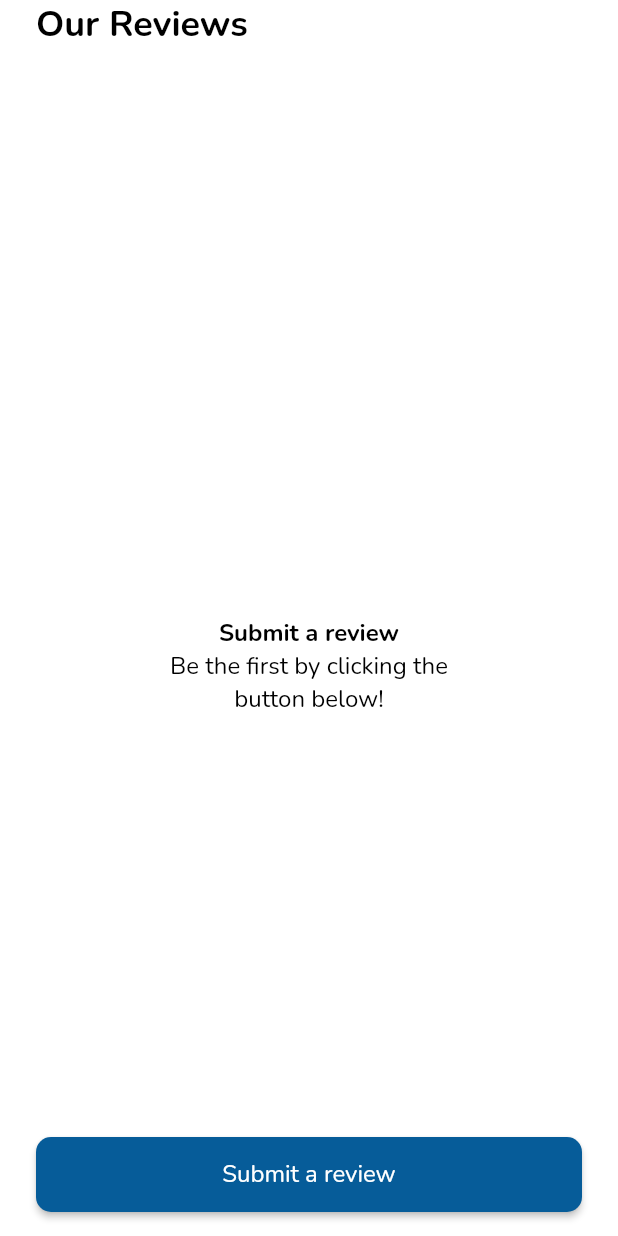
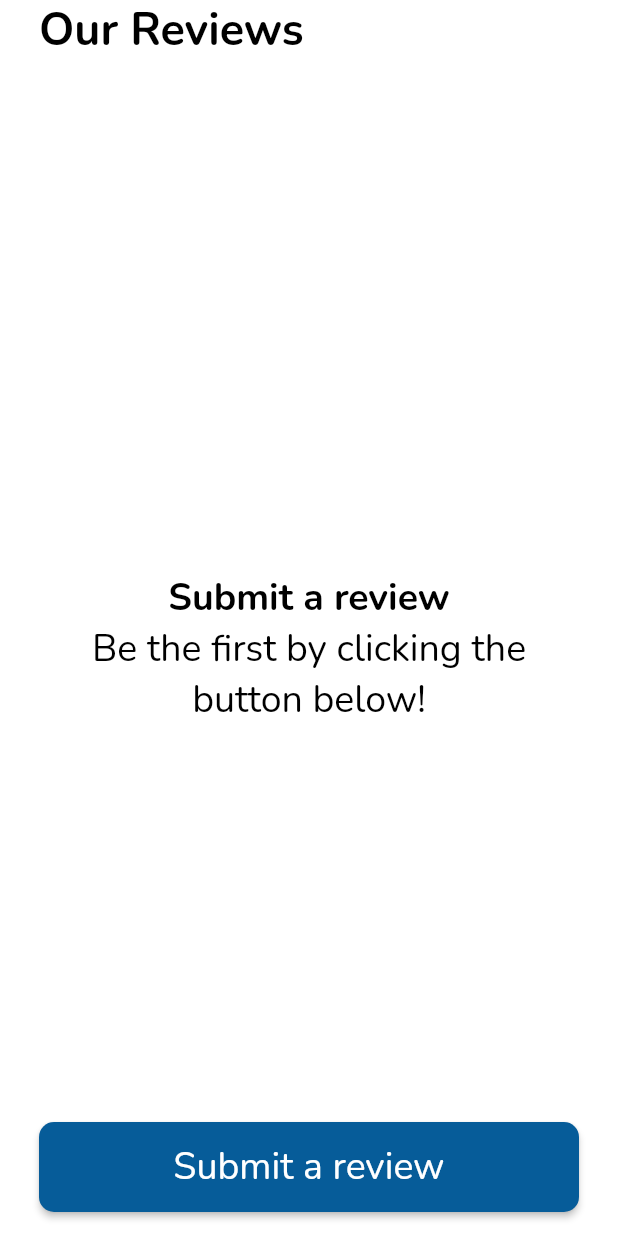
Before and after one commit to faizkautsarr/feedback_fe, a Flutter app: the screen it shows after launch, on a phone screen of 412 x 824 dp. Run offline on Flutter 3.47's test engine with Material 2 defaults, Android fonts, the phone set to English and light mode, and no system bars; our stand-ins replace google_fonts; network calls fail.

Commit message:
tidy up, scaling font size

```diff
--- a/lib/pages/home.dart
+++ b/lib/pages/home.dart
@@ -39,7 +39,7 @@ class _HomePageState extends State<HomePage> {
           Text(
             'Submit a review',
             style: TextStyle(
-              fontSize: 16,
+              fontSize: 25,
               fontWeight: FontWeight.bold,
               color: Colors.black,
             ),
@@ -48,7 +48,7 @@ class _HomePageState extends State<HomePage> {
           Text(
             'Be the first by clicking the\nbutton below!',
             style: TextStyle(
-              fontSize: 16,
+              fontSize: 25,
               fontWeight: FontWeight.normal,
               color: Colors.black, // Set text color
             ),
@@ -88,8 +88,8 @@ class _HomePageState extends State<HomePage> {
         toolbarHeight: 0,
       ),
       floatingActionButton: Container(
-        height: 50,
-        margin: const EdgeInsets.symmetric(horizontal: 24),
+        height: 60,
+        margin: const EdgeInsets.symmetric(horizontal: 26),
         width: MediaQuery.of(context).size.width,
         child: ElevatedButton(
           style: ElevatedButton.styleFrom(
@@ -102,7 +102,7 @@ class _HomePageState extends State<HomePage> {
           child: const Text(
             'Submit a review',
             style: TextStyle(
-              fontSize: 16,
+              fontSize: 25,
               fontWeight: FontWeight.normal,
               color: Colors.white, // Set text color
             ),
@@ -112,16 +112,16 @@ class _HomePageState extends State<HomePage> {
       ),
       floatingActionButtonLocation: FloatingActionButtonLocation.centerFloat,
       body: Container(
-        padding: const EdgeInsets.symmetric(horizontal: 24),
+        padding: const EdgeInsets.symmetric(horizontal: 26),
         child: Column(
           crossAxisAlignment: CrossAxisAlignment.start,
           children: [
             Container(
-              margin: const EdgeInsets.only(bottom: 32),
+              // margin: const EdgeInsets.only(bottom: 48),
               child: const Text(
                 'Our Reviews',
                 style: TextStyle(
-                  fontSize: 24,
+                  fontSize: 30,
                   fontWeight: FontWeight.bold,
                   color: Colors.black,
                 ),
```
Also changed, not shown: lib/components/FeedbackCard.dart (+8 -4 lines).
